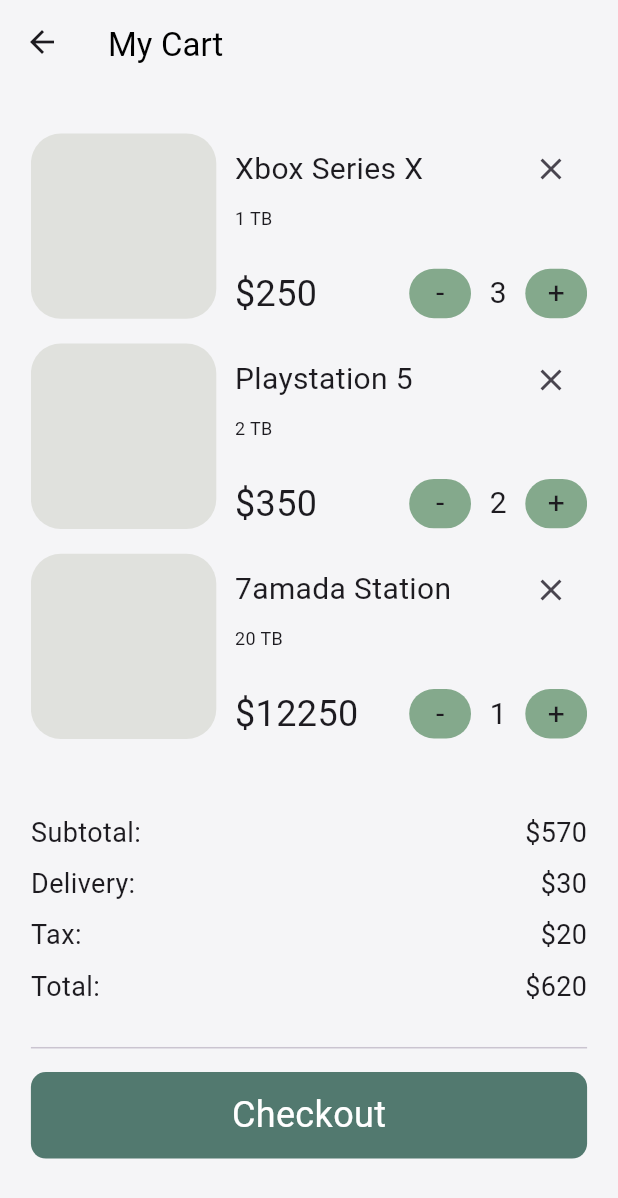
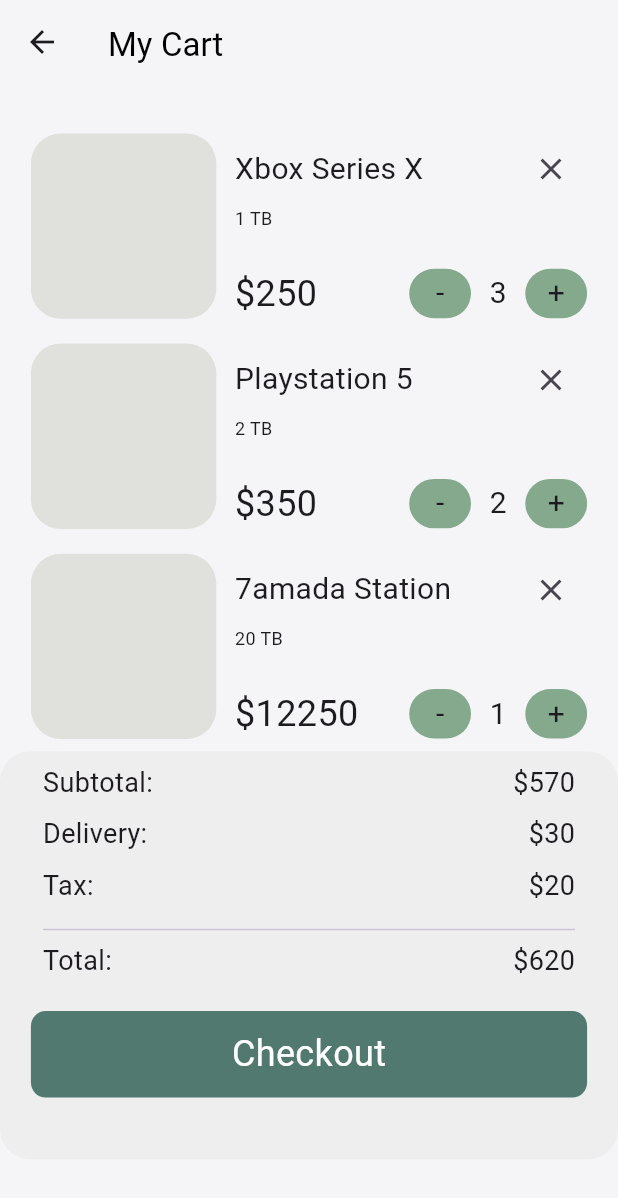
Before and after one commit to mohamedmahmoud95/Google-solution-challenge-2024, a Flutter app: the ShoppingCartScreen screen opened by its route, on a phone screen of 412 x 824 dp. Shown: the top 1198 px of the screen. Run offline on Flutter 3.47's test engine with Material 3 defaults, Android fonts, the phone set to English and light mode, and no system bars; our stand-ins replace bloc, card_swiper, cloud_firestore, easy_localization, equatable, firebase_auth and 15 more; missing offline and left inert: google_mlkit_face_detection, tflite_flutter; accounts and stored records are empty.

Commit message:
UI updates in shopping cart screen

```diff
--- a/lib/features/market_place/presentation/pages/shopping_cart_screen.dart
+++ b/lib/features/market_place/presentation/pages/shopping_cart_screen.dart
@@ -17,7 +17,11 @@ class _ShoppingCartScreenState extends State<ShoppingCartScreen> {
       appBar: AppBar(
         title: const Text('My Cart'),
       ),
-      body: Column(
+      body:
+
+     Column(children: [
+       SingleChildScrollView(
+      child: Column(
         crossAxisAlignment: CrossAxisAlignment.center,
         children: [
           SizedBox(
@@ -37,15 +41,29 @@ class _ShoppingCartScreenState extends State<ShoppingCartScreen> {
               ),
             ),
           ),
-          SizedBox(height: screenHeight * .05,),
-          Center(
+          ],),),
+
+
+          Align (
+            alignment: Alignment.bottomCenter,
+          child: Container(
+            decoration: BoxDecoration(
+                color: AppColors.offWhite,
+                borderRadius: BorderRadius.circular(20)
+            ),
+
+            child: Column(children: [
+              Center(
             child: Container(
               width: screenWidth*0.9,
-              height: screenHeight * 0.17,
+              height: screenHeight * 0.20,
               decoration: BoxDecoration(
+                color: AppColors.offWhite,
                 borderRadius: BorderRadius.circular(20)
               ),
-              child: Column(
+              child:
+              Padding(padding: EdgeInsets.all(8),
+                child: Column(
                 children: [
                   const Row(
                     mainAxisAlignment: MainAxisAlignment.spaceBetween,
@@ -71,6 +89,8 @@ class _ShoppingCartScreenState extends State<ShoppingCartScreen> {
                     ],
                   ),
                   SizedBox(height: screenHeight * .01,),
+                  SizedBox(width: screenWidth*0.9, child: const Divider()),
+
                   const Row(
                     mainAxisAlignment: MainAxisAlignment.spaceBetween,
                     children: [
@@ -80,15 +100,18 @@ class _ShoppingCartScreenState extends State<ShoppingCartScreen> {
                   ),
                 ],
               ),
-            ),
+            ),),
           ),
           SizedBox(height: screenHeight * .01,),
-          SizedBox(width: screenWidth*0.9, child: const Divider()),
-          SizedBox(height: screenHeight * .01,),
           getTestButton(screenWidth, screenHeight, 'Checkout'),
-          SizedBox(height: screenHeight * .01,),
-        ],
-      ),
+              SizedBox(height: screenHeight * .05,),
+
+            ],
+      ),),),
+    // ],
+    // ),
+      //),
+    ],),
     );
   }
 }
```
